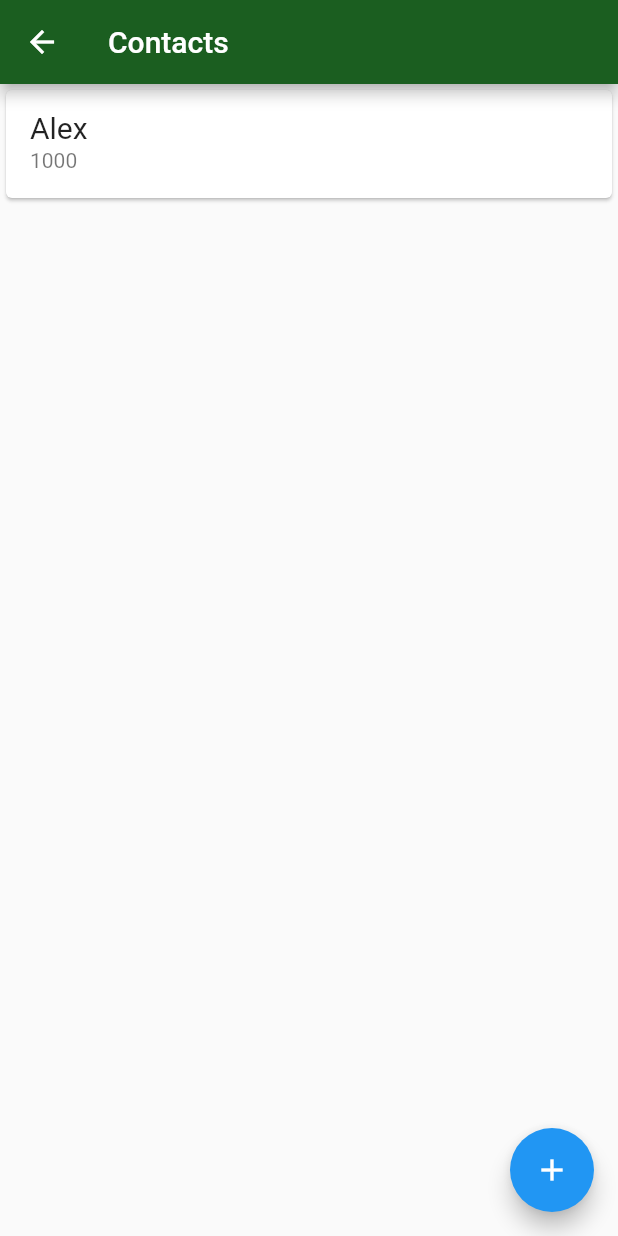
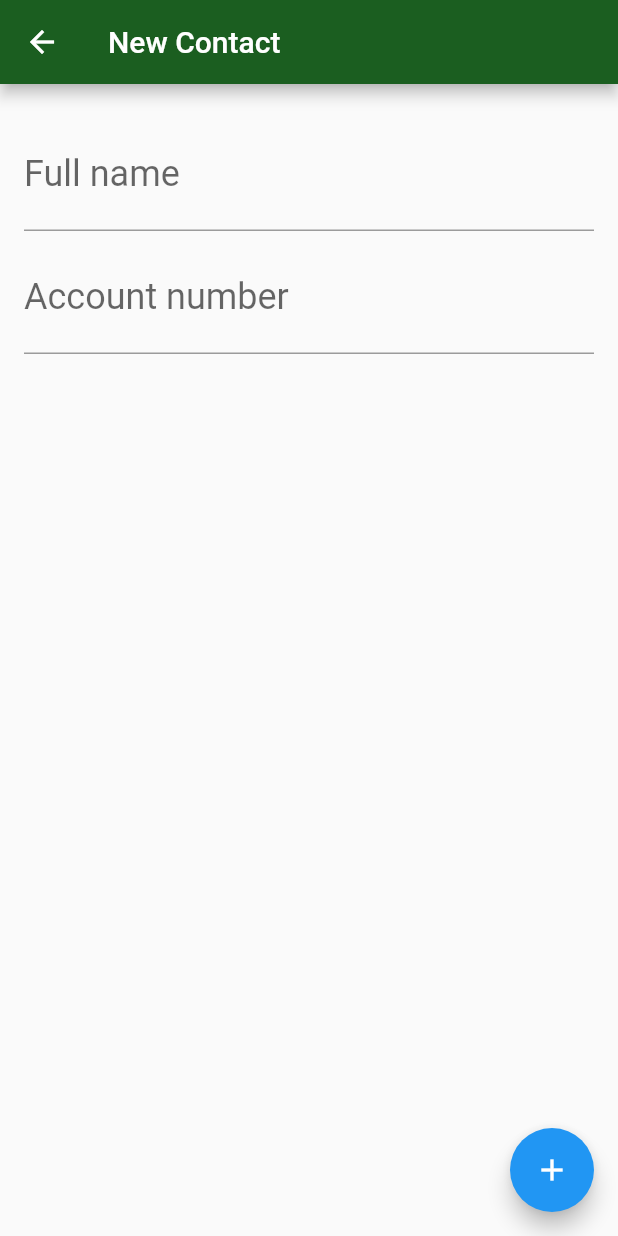
Before and after one commit to dealmeida-gabriel-1945/byte_bank_complex_app, a Flutter app: the ContactsPage screen opened directly, after a tap on the "add" icon, on a phone screen of 412 x 824 dp. Run offline on Flutter 3.47's test engine with Material 2 defaults, Android fonts, the phone set to English and light mode, and no system bars.

Commit message:
Contact being generated.

```diff
--- /dev/null
+++ b/lib/model/contact.dart
@@ -0,0 +1,11 @@
+class Contact {
+  final String name;
+  final int accountNumber;
+
+  Contact(this.name, this.accountNumber);
+
+  @override
+  String toString() {
+    return 'Contact{name: $name, accountNumber: $accountNumber}';
+  }
+}
--- /dev/null
+++ b/lib/page/contact_form.dart
@@ -0,0 +1,69 @@
+import 'package:byte_bank_complete_app/model/contact.dart';
+import 'package:flutter/material.dart';
+
+class ContactForm extends StatefulWidget {
+
+
+  @override
+  State<ContactForm> createState() => _ContactFormState();
+}
+
+class _ContactFormState extends State<ContactForm> {
+
+  final TextEditingController _nameController = TextEditingController();
+  final TextEditingController _accountNumberController = TextEditingController();
+
+  @override
+  Widget build(BuildContext context) {
+    return Scaffold(
+      appBar: AppBar(
+        title: const Text('New Contact'),
+      ),
+      body: Padding(
+        padding: const EdgeInsets.all(16.0),
+        child: Column(
+          children: [
+            Padding(
+              padding: const EdgeInsets.only(top: 8.0),
+              child: TextField(
+                controller: _nameController,
+                style: const TextStyle(fontSize: 24),
+                decoration: const InputDecoration(
+                  labelText: 'Full name',
+                  labelStyle: TextStyle(
+                    fontSize: 24
+                  ),
+                ),
+              ),
+            ),
+            Padding(
+              padding: const EdgeInsets.only(top: 8.0),
+              child: TextField(
+                controller: _accountNumberController,
+                style: const TextStyle(fontSize: 24),
+                decoration: const InputDecoration(
+                  labelText: 'Account number',
+                  labelStyle: TextStyle(
+                    fontSize: 24
+                  )
+                ),
+                keyboardType: TextInputType.number,
+              ),
+            ),
+          ],
+        ),
+      ),
+      floatingActionButton: FloatingActionButton(
+        onPressed: (){
+          final newContact = Contact(
+            _nameController.text,
+            int.tryParse(_accountNumberController.text) ?? 0
+          );
+          debugPrint(newContact.toString());
+          Navigator.pop(context, newContact);
+        },
+        child: const Icon(Icons.add),
+      ),
+    );
+  }
+}
--- a/lib/page/contacts_page.dart
+++ b/lib/page/contacts_page.dart
@@ -1,8 +1,8 @@
 
+import 'package:byte_bank_complete_app/page/contact_form.dart';
 import 'package:flutter/material.dart';
 
 class ContactsPage extends StatelessWidget {
-  const ContactsPage({Key? key}) : super(key: key);
 
   @override
   Widget build(BuildContext context) {
@@ -27,7 +27,11 @@
       ),
       floatingActionButton: FloatingActionButton(
         onPressed: () {
-          debugPrint('pressionou');
+          Navigator.of(context)
+            .push(
+              MaterialPageRoute(builder: (context) => ContactForm()
+            )
+          ).then((newContact) => debugPrint(newContact.toString()));
         },
         child: const Icon(Icons.add),
       ),
--- a/lib/page/home_page.dart
+++ b/lib/page/home_page.dart
@@ -24,7 +24,7 @@
                 onTap: () {
                   Navigator.of(context)
                     .push(
-                      MaterialPageRoute(builder: (context) => const ContactsPage()
+                      MaterialPageRoute(builder: (context) => ContactsPage()
                     )
                   );
                 },
```
